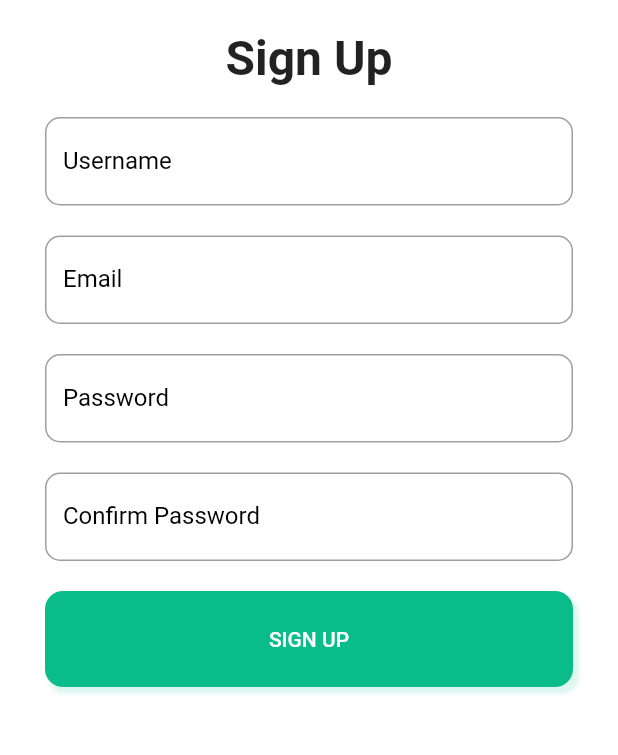
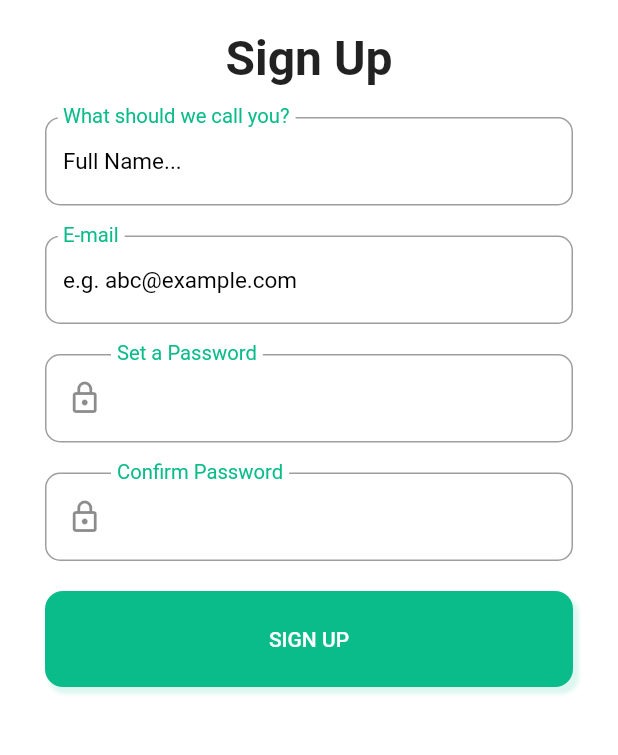
Before and after one commit to jeyeong/climate-ark-app, a Flutter app: the SignUpPage screen opened directly, on a phone screen of 412 x 824 dp, the part 75-830 px from its top. Run offline on Flutter 3.47's test engine with Material 2 defaults, Android fonts, the phone set to English and light mode, and no system bars; our stand-ins replace fl_chart, fluttericon.

Commit message:
created an InputTextField within sign-up-page

```diff
--- a/canvas/lib/views/sign_up_page.dart
+++ b/canvas/lib/views/sign_up_page.dart
@@ -44,28 +44,32 @@ class SignUpPage extends StatelessWidget {
             child: Column(
               crossAxisAlignment: CrossAxisAlignment.center,
               children: [
-                const Text(
-                  'Sign Up',
-                  style: TextStyle(
-                    fontSize: 32,
-                    fontWeight: FontWeight.bold,
-                  ),
+                const Text('Sign Up',
+                    style:
+                        TextStyle(fontSize: 32, fontWeight: FontWeight.bold)),
+                const SizedBox(height: 20.0),
+                InputFieldTest(
+                    title: 'What should we call you?',
+                    controller: usernameController,
+                    hint: 'Full Name...'),
+                const SizedBox(height: 20.0),
+                InputFieldTest(
+                    title: 'E-mail',
+                    controller: emailController,
+                    hint: 'e.g. abc@example.com'),
+                const SizedBox(height: 20.0),
+                InputFieldTest(
+                  title: 'Set a Password',
+                  controller: passwordController,
+                  obscure: true,
+                  isPassword: true,
                 ),
                 const SizedBox(height: 20.0),
-                InputField(title: 'Username', controller: usernameController),
-                const SizedBox(height: 20.0),
-                InputField(title: 'Email', controller: emailController),
-                const SizedBox(height: 20.0),
-                InputField(
-                  title: 'Password',
-                  controller: passwordController,
-                  obscure: true,
-                ),
-                const SizedBox(height: 20.0),
-                InputField(
+                InputFieldTest(
                   title: 'Confirm Password',
                   controller: confirmPasswordController,
                   obscure: true,
+                  isPassword: true,
                 ),
                 const SizedBox(height: 20.0),
                 Button(text: 'SIGN UP', callback: checkSignUpCredentials)
@@ -77,3 +81,45 @@ class SignUpPage extends StatelessWidget {
     );
   }
 }
+
+class InputFieldTest extends StatelessWidget {
+  final String title;
+  final TextEditingController controller;
+  final bool obscure;
+  final String hint;
+  final bool isPassword;
+
+  const InputFieldTest({
+    Key? key,
+    required this.title,
+    required this.controller,
+    this.hint = '',
+    this.obscure = false,
+    this.isPassword = false,
+  }) : super(key: key);
+
+  @override
+  Widget build(BuildContext context) {
+    return TextField(
+      controller: controller,
+      decoration: InputDecoration(
+          border: OutlineInputBorder(
+            borderRadius: BorderRadius.circular(10.0),
+          ),
+          prefixIcon: (isPassword)
+              ? const Padding(
+                  padding: EdgeInsets.only(left: 5),
+                  child: Icon(IconData(0xf197, fontFamily: 'MaterialIcons')),
+                )
+              : null,
+          suffixIconColor: primaryColor,
+          labelText: title,
+          labelStyle: const TextStyle(color: primaryColor, fontSize: 18),
+          floatingLabelBehavior: FloatingLabelBehavior.always,
+          floatingLabelAlignment: FloatingLabelAlignment.start,
+          hintText: hint,
+          hintStyle: const TextStyle(color: darkGrey, fontSize: 15)),
+      obscureText: obscure,
+    );
+  }
+}
```
